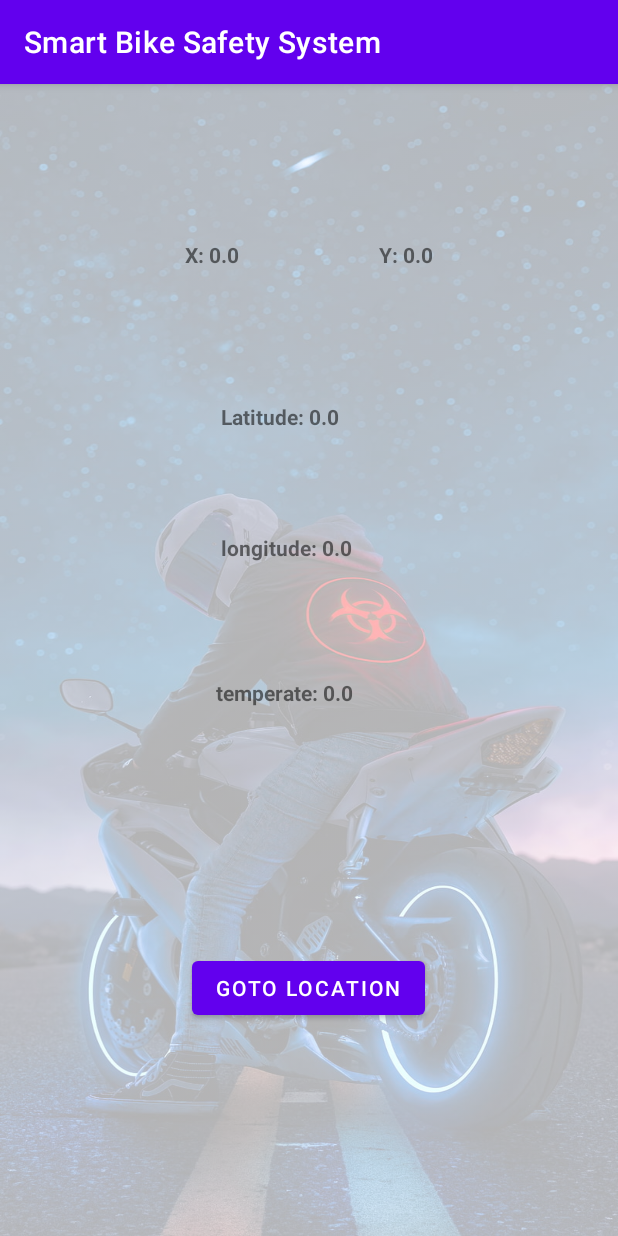
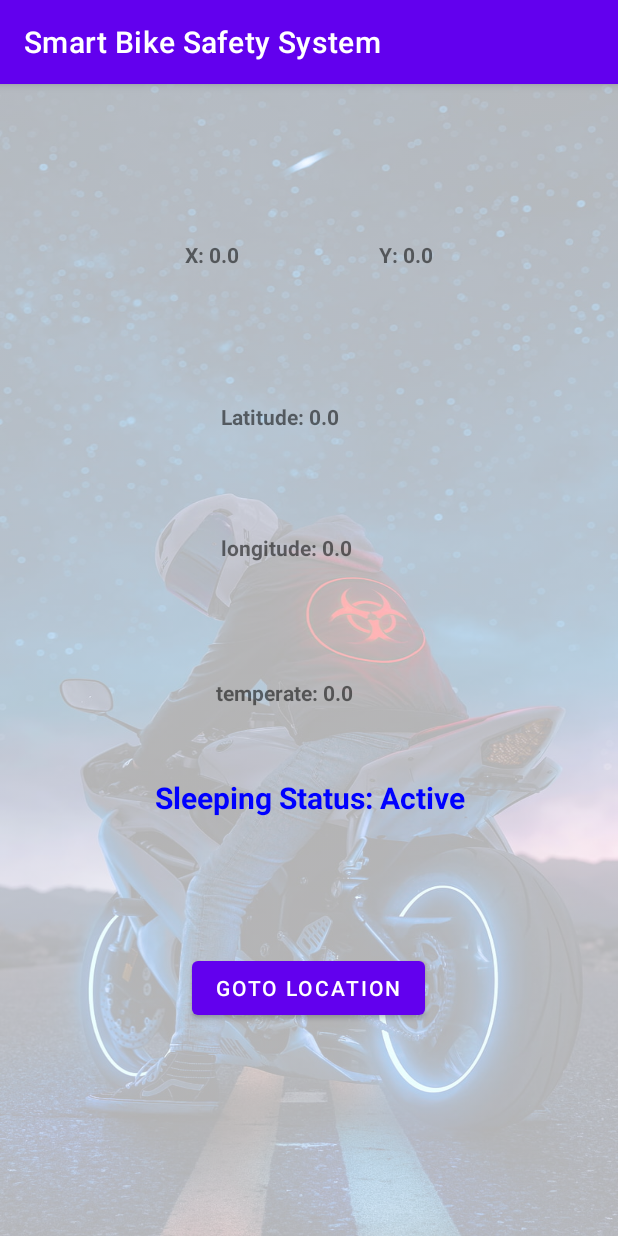
Before and after one commit to PAPPURAJ/Bike-Safety-System, an Android app: the screen it shows after launch (MainActivity), on a phone screen of 412 x 824 dp. Run offline under Robolectric (Android 15) with nearby library versions, the phone set to English and light mode, and no system bars; our stand-ins replace Firebase (no records; nobody signed in at launch, a user with empty details on screens opened directly); 7 statements that could not run were skipped.

Commit message:
Sleeping Alert

```diff
--- a/app/build.gradle
+++ b/app/build.gradle
@@ -7,7 +7,7 @@ android {
     compileSdk 32
 
     defaultConfig {
-        applicationId "com.blogspot.rajbtc.vachicle_safety"
+        applicationId "com.blogspot.rajbtc.smartbikesafetysystem"
         minSdk 22
         targetSdk 32
         versionCode 1
--- a/app/src/main/AndroidManifest.xml
+++ b/app/src/main/AndroidManifest.xml
@@ -1,6 +1,6 @@
 <?xml version="1.0" encoding="utf-8"?>
 <manifest xmlns:android="http://schemas.android.com/apk/res/android"
-    package="com.blogspot.rajbtc.vachicle_safety">
+    package="com.blogspot.rajbtc.smartbikesafetysystem">
 
     <uses-permission android:name="android.permission.INTERNET"/>
 
@@ -12,7 +12,7 @@
         android:supportsRtl="true"
         android:theme="@style/Theme.SmartBikeSafetySystem">
         <activity
-            android:name="com.blogspot.rajbtc.vachicle_safety.MainActivity"
+            android:name="com.blogspot.rajbtc.smartbikesafetysystem.MainActivity"
             android:exported="true">
             <intent-filter>
                 <action android:name="android.intent.action.MAIN" />
--- a/app/src/main/java/com/blogspot/rajbtc/vachicle_safety/MainActivity.java
+++ b/app/src/main/java/com/blogspot/rajbtc/smartbikesafetysystem/MainActivity.java
@@ -1,16 +1,17 @@
-package com.blogspot.rajbtc.vachicle_safety;
+package com.blogspot.rajbtc.smartbikesafetysystem;
 
 import androidx.annotation.NonNull;
 import androidx.appcompat.app.AppCompatActivity;
 
 import android.content.Intent;
+import android.graphics.Color;
 import android.media.MediaPlayer;
 import android.net.Uri;
 import android.os.Bundle;
 import android.view.View;
 import android.widget.TextView;
 
-import com.blogspot.rajbtc.vachicle_safety.R;
+import com.blogspot.rajbtc.smartbikesafetysystem.R;
 import com.google.firebase.database.DataSnapshot;
 import com.google.firebase.database.DatabaseError;
 import com.google.firebase.database.DatabaseReference;
@@ -20,13 +21,15 @@ import com.google.firebase.database.ValueEventListener;
 public class MainActivity extends AppCompatActivity {
 
     double x, y,temp,lat,lon;
-    MediaPlayer mediaPlayer;
+    int sleep=0;
+    MediaPlayer mediaPlayer,sleepPlayer;
 
     @Override
     protected void onCreate(Bundle savedInstanceState) {
         super.onCreate(savedInstanceState);
         setContentView(R.layout.activity_main);
-        mediaPlayer=MediaPlayer.create(getApplicationContext(),R.raw.alarm);
+        mediaPlayer=MediaPlayer.create(getBaseContext(),R.raw.alarm);
+        sleepPlayer=MediaPlayer.create(getBaseContext(),R.raw.wakeup);
         try{
             loadData();
         }catch (Exception e){
@@ -36,6 +39,27 @@ public class MainActivity extends AppCompatActivity {
 
     void loadData(){
         DatabaseReference fd=FirebaseDatabase.getInstance().getReference("Data");
+
+
+        fd.child("Sleep").addValueEventListener(new ValueEventListener() {
+            @Override
+            public void onDataChange(@NonNull DataSnapshot snapshot) {
+                sleep=Integer.parseInt(snapshot.getValue(String.class));
+                update();
+
+                if(sleep==1)
+                {
+                    if(!sleepPlayer.isPlaying())
+                        sleepPlayer.start();;
+                }
+            }
+
+            @Override
+            public void onCancelled(@NonNull DatabaseError error) {
+
+            }
+        });
+
 
         fd.child("X").addValueEventListener(new ValueEventListener() {
             @Override
@@ -49,6 +73,7 @@ public class MainActivity extends AppCompatActivity {
 
             }
         });
+
         fd.child("Y").addValueEventListener(new ValueEventListener() {
             @Override
             public void onDataChange(@NonNull DataSnapshot snapshot) {
@@ -84,8 +109,7 @@ public class MainActivity extends AppCompatActivity {
                 {
                     if(!mediaPlayer.isPlaying())
                         mediaPlayer.start();;
-                }else
-                    mediaPlayer.stop();
+                }
             }
 
             @Override
@@ -137,6 +161,8 @@ public class MainActivity extends AppCompatActivity {
        ((TextView) findViewById(R.id.latTv)).setText("Latitude: "+lat);
        ((TextView) findViewById(R.id.lonTv)).setText("longitude: "+lon);
        ((TextView) findViewById(R.id.tempTv)).setText("temperate: "+temp);
+       ((TextView) findViewById(R.id.sleepTv)).setText("Sleeping Status: "+(sleep==1?"Sleeping":"Active"));
+       ((TextView) findViewById(R.id.sleepTv)).setTextColor(sleep==1?Color.parseColor("#ff0000"):Color.parseColor("#0000ff"));
 
     }
 
--- a/app/src/main/res/layout/activity_main.xml
+++ b/app/src/main/res/layout/activity_main.xml
@@ -7,11 +7,12 @@
     tools:context=".MainActivity">
 
     <ImageView
+        android:id="@+id/imageView"
         android:layout_width="match_parent"
         android:layout_height="match_parent"
-        android:src="@drawable/bike"
+        android:alpha="0.3"
         android:scaleType="fitXY"
-        android:alpha="0.3"/>
+        android:src="@drawable/bike" />
 
     <TextView
         android:id="@+id/lonTv"
@@ -80,4 +81,20 @@
         app:layout_constraintBottom_toBottomOf="parent"
         app:layout_constraintEnd_toEndOf="parent"
         app:layout_constraintStart_toStartOf="parent" />
+
+    <TextView
+        android:id="@+id/sleepTv"
+        android:layout_width="match_parent"
+        android:gravity="center"
+        android:layout_height="46dp"
+        android:layout_marginTop="37dp"
+        android:layout_marginBottom="70dp"
+        android:text="Sleeping Status: "
+        android:textSize="20dp"
+        android:textStyle="bold"
+        app:layout_constraintBottom_toTopOf="@+id/button"
+        app:layout_constraintTop_toBottomOf="@+id/tempTv"
+        app:layout_constraintVertical_bias="0.0"
+        tools:ignore="MissingConstraints"
+        tools:layout_editor_absoluteX="92dp" />
 </androidx.constraintlayout.widget.ConstraintLayout>
```
Also changed, not shown: 6 other files.
